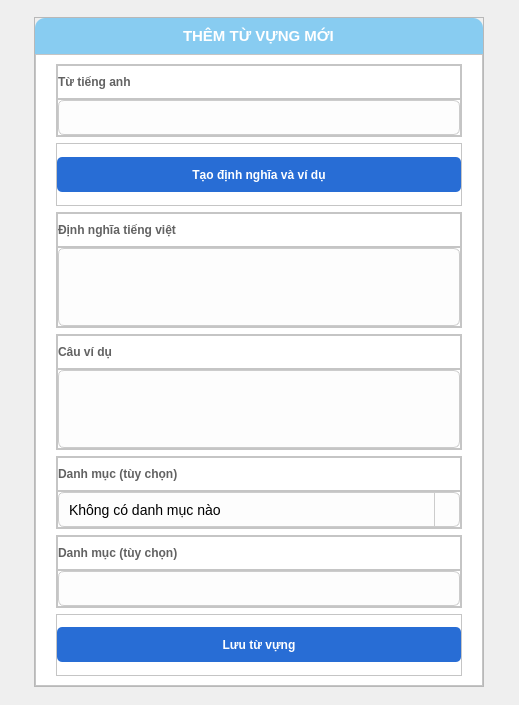
Above: UI/forms/addVocab.ui from yuukun123/LexiLand before the change. Below: the same form after it.
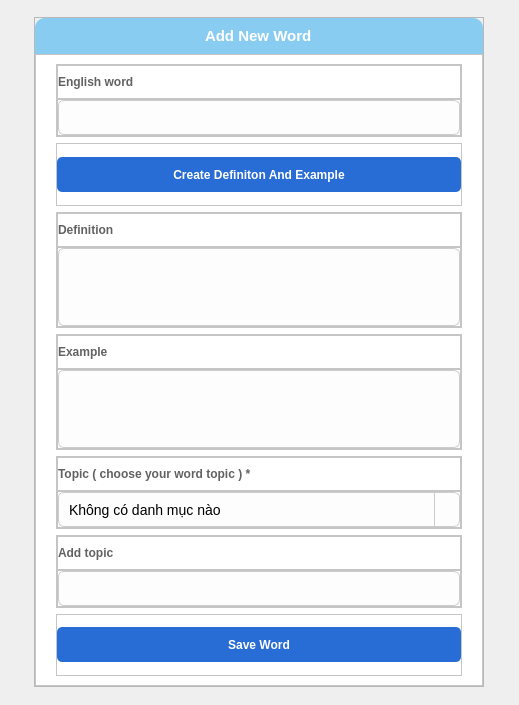
That is the form after the change. Icons and pictures are not drawn.

What changed in the file:
```diff
--- a/UI/forms/addVocab.ui
+++ b/UI/forms/addVocab.ui
@@ -80,7 +80,7 @@
             </font>
            </property>
            <property name="text">
-            <string>THÊM TỪ VỰNG MỚI</string>
+            <string>Add New Word</string>
            </property>
           </widget>
          </item>
@@ -161,7 +161,7 @@
                   <string notr="true">color: rgb(98, 98, 98);</string>
                  </property>
                  <property name="text">
-                  <string>Từ tiếng anh</string>
+                  <string>English word</string>
                  </property>
                 </widget>
                </item>
@@ -263,7 +263,7 @@
 }</string>
               </property>
               <property name="text">
-               <string>Tạo định nghĩa và ví dụ</string>
+               <string>Create Definiton And Example</string>
               </property>
              </widget>
             </item>
@@ -319,7 +319,7 @@
                   <string notr="true">color: rgb(98, 98, 98);</string>
                  </property>
                  <property name="text">
-                  <string>Định nghĩa tiếng việt</string>
+                  <string>Definition</string>
                  </property>
                 </widget>
                </item>
@@ -438,7 +438,7 @@
                   <string notr="true">color: rgb(98, 98, 98);</string>
                  </property>
                  <property name="text">
-                  <string>Câu ví dụ</string>
+                  <string>Example</string>
                  </property>
                 </widget>
                </item>
@@ -551,7 +551,7 @@
                   <string notr="true">color: rgb(98, 98, 98);</string>
                  </property>
                  <property name="text">
-                  <string>Danh mục (tùy chọn)</string>
+                  <string>Topic ( choose your word topic ) *</string>
                  </property>
                 </widget>
                </item>
@@ -692,7 +692,7 @@
                   <string notr="true">color: rgb(98, 98, 98);</string>
                  </property>
                  <property name="text">
-                  <string>Danh mục (tùy chọn)</string>
+                  <string>Add topic</string>
                  </property>
                 </widget>
                </item>
@@ -797,7 +797,7 @@
 }</string>
               </property>
               <property name="text">
-               <string>Lưu từ vựng</string>
+               <string>Save Word</string>
               </property>
              </widget>
             </item>
```
Left out of the diff: 2 changed lines with no effect on the pictures.
